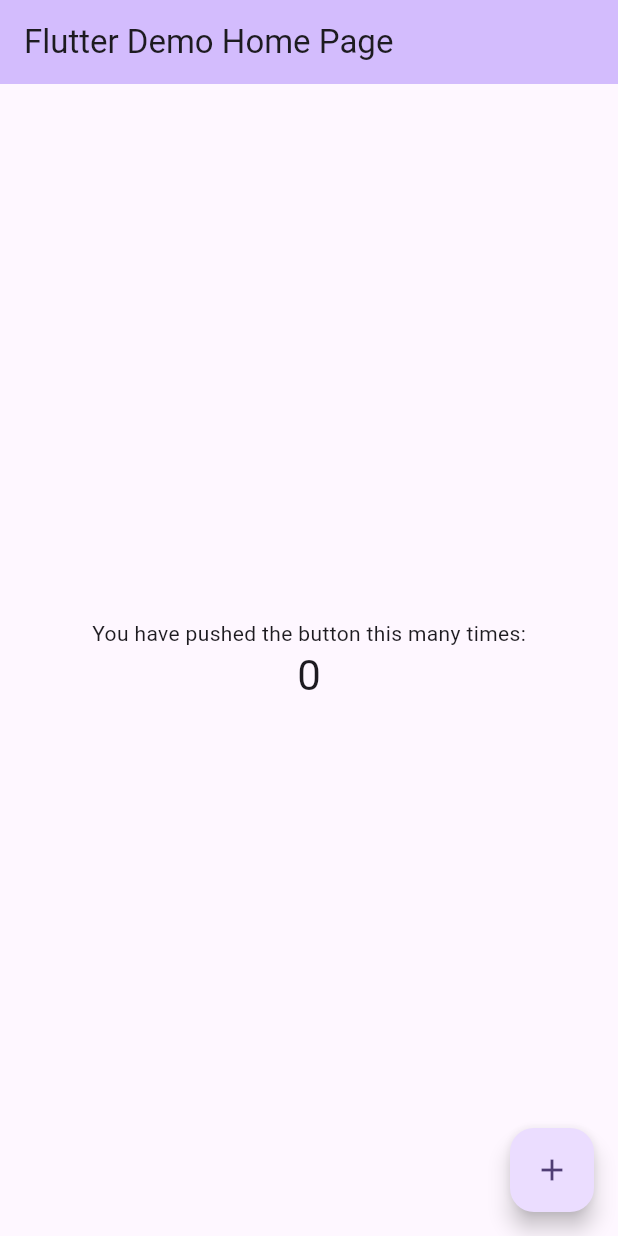
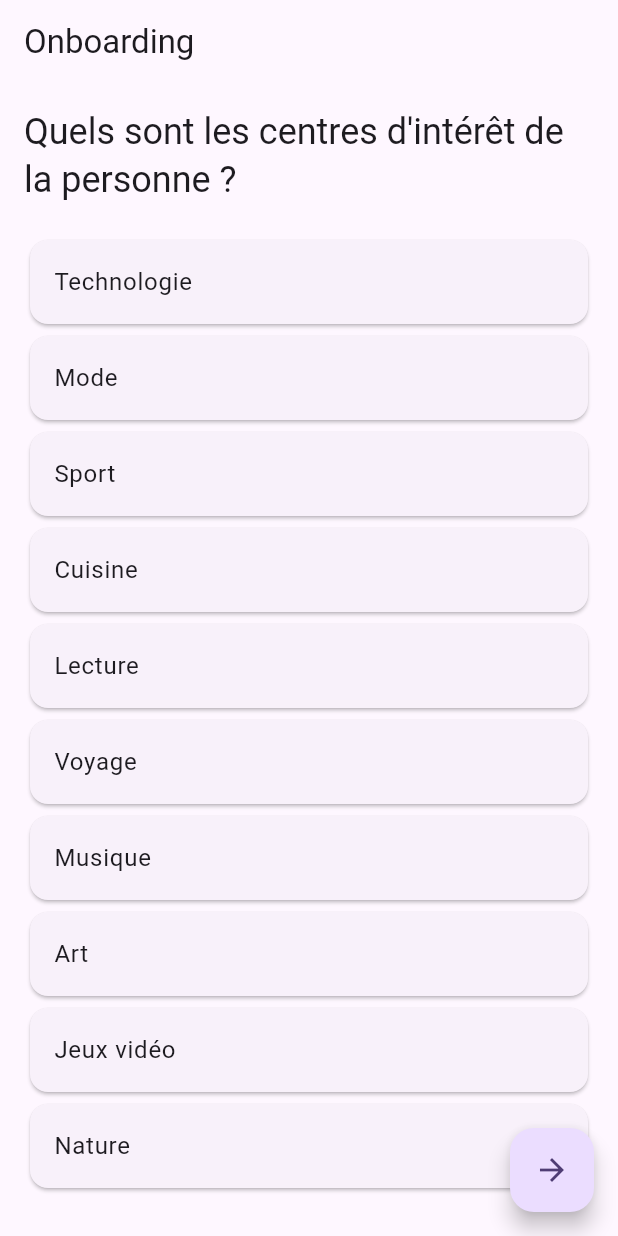
Before and after one commit to FabriceACohen/gifthunt, a Flutter app: the screen it shows after launch, on a phone screen of 412 x 824 dp. Run offline on Flutter 3.47's test engine with Material 3 defaults, Android fonts, the phone set to English and light mode, and no system bars; our stand-ins replace flutter_riverpod, freezed_annotation, go_router, riverpod_annotation; generated files the repository leaves out were written again.

Commit message:
feat: Step 1 - Onboarding screens and logic implemented and tested

```diff
--- a/lib/main.dart
+++ b/lib/main.dart
@@ -1,122 +1,23 @@
 import 'package:flutter/material.dart';
+import 'package:flutter_riverpod/flutter_riverpod.dart';
+import 'package:gifthunt/src/presentation/routing/app_router.dart';
 
 void main() {
-  runApp(const MyApp());
+  runApp(const ProviderScope(child: MyApp()));
 }
 
 class MyApp extends StatelessWidget {
   const MyApp({super.key});
 
-  // This widget is the root of your application.
   @override
   Widget build(BuildContext context) {
-    return MaterialApp(
-      title: 'Flutter Demo',
+    return MaterialApp.router(
+      title: 'GiftHunt',
       theme: ThemeData(
-        // This is the theme of your application.
-        //
-        // TRY THIS: Try running your application with "flutter run". You'll see
-        // the application has a purple toolbar. Then, without quitting the app,
-        // try changing the seedColor in the colorScheme below to Colors.green
-        // and then invoke "hot reload" (save your changes or press the "hot
-        // reload" button in a Flutter-supported IDE, or press "r" if you used
-        // the command line to start the app).
-        //
-        // Notice that the counter didn't reset back to zero; the application
-        // state is not lost during the reload. To reset the state, use hot
-        // restart instead.
-        //
-        // This works for code too, not just values: Most code changes can be
-        // tested with just a hot reload.
         colorScheme: ColorScheme.fromSeed(seedColor: Colors.deepPurple),
+        useMaterial3: true,
       ),
-      home: const MyHomePage(title: 'Flutter Demo Home Page'),
+      routerConfig: appRouter,
     );
   }
 }
-
-class MyHomePage extends StatefulWidget {
-  const MyHomePage({super.key, required this.title});
-
-  // This widget is the home page of your application. It is stateful, meaning
-  // that it has a State object (defined below) that contains fields that affect
-  // how it looks.
-
-  // This class is the configuration for the state. It holds the values (in this
-  // case the title) provided by the parent (in this case the App widget) and
-  // used by the build method of the State. Fields in a Widget subclass are
-  // always marked "final".
-
-  final String title;
-
-  @override
-  State<MyHomePage> createState() => _MyHomePageState();
-}
-
-class _MyHomePageState extends State<MyHomePage> {
-  int _counter = 0;
-
-  void _incrementCounter() {
-    setState(() {
-      // This call to setState tells the Flutter framework that something has
-      // changed in this State, which causes it to rerun the build method below
-      // so that the display can reflect the updated values. If we changed
-      // _counter without calling setState(), then the build method would not be
-      // called again, and so nothing would appear to happen.
-      _counter++;
-    });
-  }
-
-  @override
-  Widget build(BuildContext context) {
-    // This method is rerun every time setState is called, for instance as done
-    // by the _incrementCounter method above.
-    //
-    // The Flutter framework has been optimized to make rerunning build methods
-    // fast, so that you can just rebuild anything that needs updating rather
-    // than having to individually change instances of widgets.
-    return Scaffold(
-      appBar: AppBar(
-        // TRY THIS: Try changing the color here to a specific color (to
-        // Colors.amber, perhaps?) and trigger a hot reload to see the AppBar
-        // change color while the other colors stay the same.
-        backgroundColor: Theme.of(context).colorScheme.inversePrimary,
-        // Here we take the value from the MyHomePage object that was created by
-        // the App.build method, and use it to set our appbar title.
-        title: Text(widget.title),
-      ),
-      body: Center(
-        // Center is a layout widget. It takes a single child and positions it
-        // in the middle of the parent.
-        child: Column(
-          // Column is also a layout widget. It takes a list of children and
-          // arranges them vertically. By default, it sizes itself to fit its
-          // children horizontally, and tries to be as tall as its parent.
-          //
-          // Column has various properties to control how it sizes itself and
-          // how it positions its children. Here we use mainAxisAlignment to
-          // center the children vertically; the main axis here is the vertical
-          // axis because Columns are vertical (the cross axis would be
-          // horizontal).
-          //
-          // TRY THIS: Invoke "debug painting" (choose the "Toggle Debug Paint"
-          // action in the IDE, or press "p" in the console), to see the
-          // wireframe for each widget.
-          mainAxisAlignment: MainAxisAlignment.center,
-          children: <Widget>[
-            const Text('You have pushed the button this many times:'),
-            Text(
-              '$_counter',
-              style: Theme.of(context).textTheme.headlineMedium,
-            ),
-          ],
-        ),
-      ),
-      floatingActionButton: FloatingActionButton(
-        onPressed: _incrementCounter,
-        tooltip: 'Increment',
-        child: const Icon(Icons.add),
-      ), // This trailing comma makes auto-formatting nicer for build methods.
-    );
-  }
-}
--- /dev/null
+++ b/lib/src/features/onboarding/domain/models/gift_profile.dart
@@ -0,0 +1,13 @@
+import 'package:freezed_annotation/freezed_annotation.dart';
+
+part 'gift_profile.freezed.dart';
+
+@freezed
+sealed class GiftProfile with _$GiftProfile {
+  const factory GiftProfile({
+    @Default([]) List<String> interests,
+    @Default([]) List<String> occasions,
+    @Default([]) List<String> giftTypes,
+    @Default(0) double budget,
+  }) = _GiftProfile;
+}
--- /dev/null
+++ b/lib/src/features/onboarding/presentation/screens/onboarding_screen.dart
@@ -0,0 +1,123 @@
+
+import 'package:flutter/material.dart';
+import 'package:flutter_riverpod/flutter_riverpod.dart';
+import 'package:go_router/go_router.dart';
+import 'package:gifthunt/src/features/onboarding/application/gift_profile_notifier.dart';
+import 'package:gifthunt/src/features/onboarding/presentation/widgets/multi_choice_question_widget.dart';
+
+class OnboardingScreen extends ConsumerStatefulWidget {
+  const OnboardingScreen({super.key});
+
+  @override
+  ConsumerState<OnboardingScreen> createState() => _OnboardingScreenState();
+}
+
+class _OnboardingScreenState extends ConsumerState<OnboardingScreen> {
+  final PageController _pageController = PageController();
+  int _currentPage = 0;
+
+  final List<String> interestsOptions = [
+    'Technologie', 'Mode', 'Sport', 'Cuisine', 'Lecture', 'Voyage', 'Musique', 'Art', 'Jeux vidéo', 'Nature'
+  ];
+  final List<String> occasionsOptions = [
+    'Anniversaire', 'Noël', 'Mariage', 'Fête des Mères', 'Fête des Pères', 'Saint-Valentin', 'Diplôme', 'Crémaillère', 'Départ à la retraite', 'Juste pour le plaisir'
+  ];
+  final List<String> giftTypesOptions = [
+    'Expérience', 'Objet physique', 'Carte cadeau', 'Service', 'Donation'
+  ];
+
+  @override
+  void dispose() {
+    _pageController.dispose();
+    super.dispose();
+  }
+
+  @override
+  Widget build(BuildContext context) {
+    final giftProfile = ref.watch(giftProfileNotifierProvider);
+    final giftProfileNotifier = ref.read(giftProfileNotifierProvider.notifier);
+
+    return Scaffold(
+      appBar: AppBar(
+        title: const Text('Onboarding'),
+      ),
+      body: PageView(
+        controller: _pageController,
+        onPageChanged: (int page) {
+          setState(() {
+            _currentPage = page;
+          });
+        },
+        children: <Widget>[
+          MultiChoiceQuestionWidget(
+            question: "Quels sont les centres d'intérêt de la personne ?",
+            options: interestsOptions,
+            initialSelection: giftProfile.interests,
+            onSelectionChanged: (selected) {
+              giftProfileNotifier.updateInterests(selected);
+            },
+          ),
+          MultiChoiceQuestionWidget(
+            question: "Pour quelle occasion est ce cadeau ?",
+            options: occasionsOptions,
+            initialSelection: giftProfile.occasions,
+            onSelectionChanged: (selected) {
+              giftProfileNotifier.updateOccasions(selected);
+            },
+          ),
+          MultiChoiceQuestionWidget(
+            question: "Quel type de cadeau recherchez-vous ?",
+            options: giftTypesOptions,
+            initialSelection: giftProfile.giftTypes,
+            onSelectionChanged: (selected) {
+              giftProfileNotifier.updateGiftTypes(selected);
+            },
+          ),
+          Padding(
+            padding: const EdgeInsets.all(16.0),
+            child: Column(
+              crossAxisAlignment: CrossAxisAlignment.start,
+              children: [
+                Text(
+                  'Quel est votre budget ?',
+                  style: Theme.of(context).textTheme.headlineSmall,
+                ),
+                const SizedBox(height: 20),
+                Slider(
+                  value: giftProfile.budget,
+                  min: 0,
+                  max: 1000,
+                  divisions: 100,
+                  label: giftProfile.budget.round().toString(),
+                  onChanged: (value) {
+                    giftProfileNotifier.updateBudget(value);
+                  },
+                ),
+                Text('Budget: ${giftProfile.budget.round()} €'),
+              ],
+            ),
+          ),
+        ],
+      ),
+      floatingActionButton: _currentPage == 3
+          ? FloatingActionButton.extended(
+              onPressed: () {
+                // TODO: Save GiftProfile data (e.g., to Firebase or local storage)
+                // For now, just navigate
+                context.go('/game');
+              },
+              label: const Text('Lancer la chasse'),
+              icon: const Icon(Icons.arrow_forward),
+            )
+          : FloatingActionButton(
+              onPressed: () {
+                _pageController.nextPage(
+                  duration: const Duration(milliseconds: 300),
+                  curve: Curves.easeIn,
+                );
+              },
+              child: const Icon(Icons.arrow_forward),
+            ),
+    );
+  }
+}
--- /dev/null
+++ b/lib/src/features/onboarding/presentation/widgets/multi_choice_question_widget.dart
@@ -0,0 +1,72 @@
+import 'package:flutter/material.dart';
+
+class MultiChoiceQuestionWidget extends StatefulWidget {
+  final String question;
+  final List<String> options;
+  final List<String> initialSelection;
+  final ValueChanged<List<String>> onSelectionChanged;
+
+  const MultiChoiceQuestionWidget({
+    super.key,
+    required this.question,
+    required this.options,
+    required this.initialSelection,
+    required this.onSelectionChanged,
+  });
+
+  @override
+  State<MultiChoiceQuestionWidget> createState() => _MultiChoiceQuestionWidgetState();
+}
+
+class _MultiChoiceQuestionWidgetState extends State<MultiChoiceQuestionWidget> {
+  late List<String> _selectedOptions;
+
+  @override
+  void initState() {
+    super.initState();
+    _selectedOptions = List.from(widget.initialSelection);
+  }
+
+  @override
+  Widget build(BuildContext context) {
+    return Padding(
+      padding: const EdgeInsets.all(16.0),
+      child: Column(
+        crossAxisAlignment: CrossAxisAlignment.start,
+        children: [
+          Text(
+            widget.question,
+            style: Theme.of(context).textTheme.headlineSmall,
+          ),
+          const SizedBox(height: 20),
+          Expanded(
+            child: ListView.builder(
+              itemCount: widget.options.length,
+              itemBuilder: (context, index) {
+                final option = widget.options[index];
+                final isSelected = _selectedOptions.contains(option);
+                return Card(
+                  elevation: isSelected ? 4 : 1,
+                  child: ListTile(
+                    title: Text(option),
+                    trailing: isSelected ? const Icon(Icons.check_circle) : null,
+                    onTap: () {
+                      setState(() {
+                        if (isSelected) {
+                          _selectedOptions.remove(option);
+                        } else {
+                          _selectedOptions.add(option);
+                        }
+                        widget.onSelectionChanged(_selectedOptions);
+                      });
+                    },
+                  ),
+                );
+              },
+            ),
+          ),
+        ],
+      ),
+    );
+  }
+}
--- /dev/null
+++ b/lib/src/presentation/routing/app_router.dart
@@ -0,0 +1,21 @@
+import 'package:go_router/go_router.dart';
+import 'package:flutter/material.dart';
+import 'package:gifthunt/src/features/onboarding/presentation/screens/onboarding_screen.dart';
+import 'package:gifthunt/src/features/game/presentation/screens/game_screen.dart';
+
+final GoRouter appRouter = GoRouter(
+  routes: <RouteBase>[
+    GoRoute(
+      path: '/',
+      builder: (BuildContext context, GoRouterState state) {
+        return const OnboardingScreen();
+      },
+    ),
+    GoRoute(
+      path: '/game',
+      builder: (BuildContext context, GoRouterState state) {
+        return const GameScreen();
+      },
+    ),
+  ],
+);
```
Also changed, not shown: lib/src/features/game/presentation/screens/game_screen.dart (added, +17 -0 lines), lib/src/features/onboarding/application/gift_profile_notifier.dart (added, +28 -0 lines), pubspec.yaml (+11 -0 lines), lib/src/features/onboarding/application/gift_profile_notifier.g.dart (added), lib/src/features/onboarding/domain/models/gift_profile.freezed.dart (added), pubspec.lock, 12 other files.
